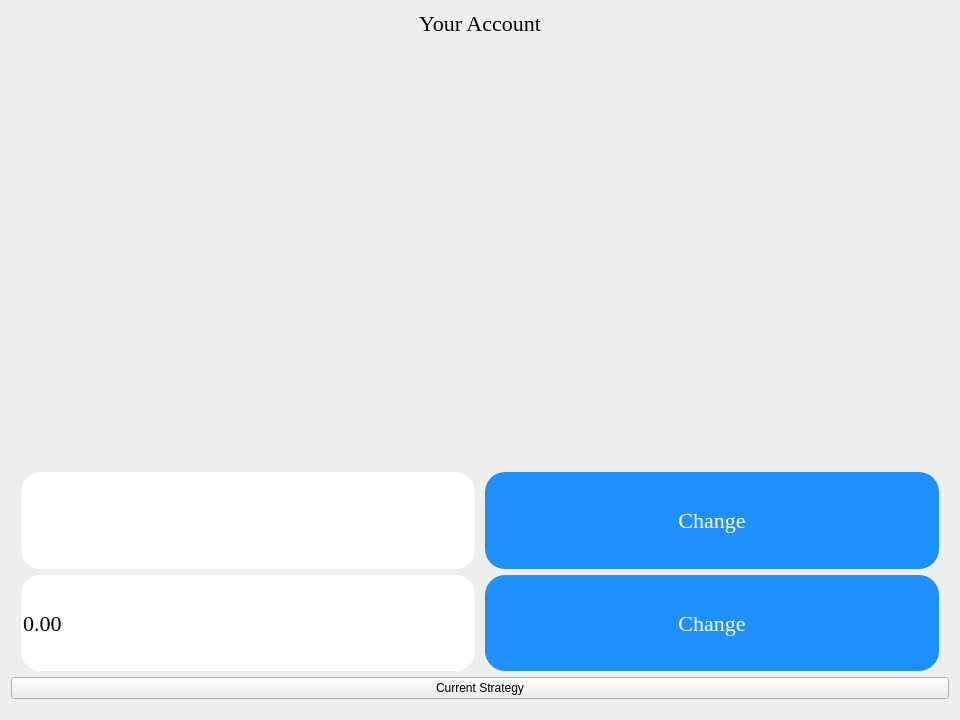
First picture: the form in MarketGame/account.ui, repository plagentile/Market_Game, before the edit.
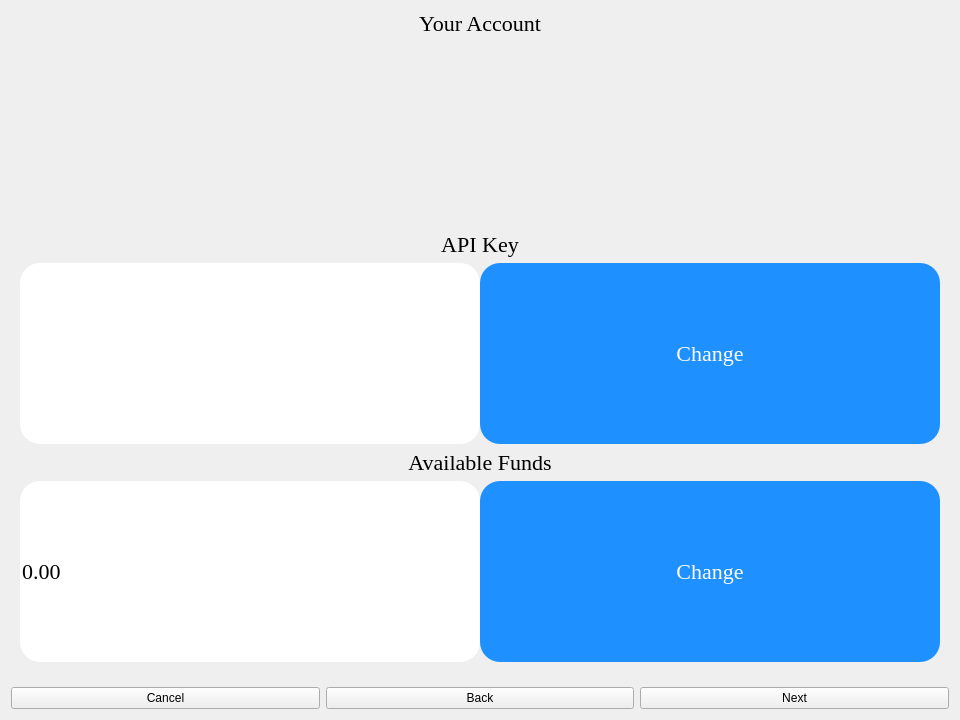
Second picture: the form after the edit.

Commit message: updated account ui to add in the option to tab to different accoutn info

```diff
--- a/MarketGame/account.ui
+++ b/MarketGame/account.ui
@@ -30,6 +30,12 @@
 #changeAvailableFundsButton:hover, #changeAPIKeyButton:hover
 {
 	font-weight:600;
+}
+
+#availableFundsBanner, #APIKeyBanner
+{
+	font-size: 22px;
+	font-family: Georgia;
 }</string>
   </property>
   <layout class="QVBoxLayout" name="verticalLayout">
@@ -50,7 +56,14 @@
     </widget>
    </item>
    <item>
-    <spacer name="bannerTopVerticalSpacer">
+    <widget class="QStackedWidget" name="accountOverviewStackedWidget">
+     <property name="currentIndex">
+      <number>0</number>
+     </property>
+     <widget class="QWidget" name="accountOverviewPage_1">
+      <layout class="QVBoxLayout" name="verticalLayout_2">
+       <item>
+        <spacer name="verticalSpacer">
      <property name="orientation">
       <enum>Qt::Vertical</enum>
      </property>
@@ -60,47 +73,27 @@
      <property name="sizeHint" stdset="0">
       <size>
        <width>20</width>
-       <height>40</height>
+           <height>160</height>
       </size>
      </property>
     </spacer>
    </item>
    <item>
-    <layout class="QVBoxLayout" name="overViewVerticalLayout">
-     <property name="bottomMargin">
-      <number>10</number>
-     </property>
-     <item>
-      <spacer name="overViewVerticalSpacer">
-       <property name="orientation">
-        <enum>Qt::Vertical</enum>
-       </property>
-       <property name="sizeType">
-        <enum>QSizePolicy::MinimumExpanding</enum>
-       </property>
-       <property name="sizeHint" stdset="0">
-        <size>
-         <width>20</width>
-         <height>40</height>
-        </size>
-       </property>
-      </spacer>
+        <widget class="QLabel" name="APIKeyBanner">
+         <property name="text">
+          <string>API Key</string>
+         </property>
+         <property name="alignment">
+          <set>Qt::AlignCenter</set>
+         </property>
+        </widget>
      </item>
      <item>
       <layout class="QHBoxLayout" name="APIKeyHorizontalLayout">
        <property name="spacing">
-        <number>10</number>
-       </property>
-       <property name="leftMargin">
-        <number>10</number>
-       </property>
-       <property name="topMargin">
         <number>0</number>
        </property>
-       <property name="rightMargin">
-        <number>10</number>
-       </property>
-       <property name="bottomMargin">
+         <property name="topMargin">
         <number>0</number>
        </property>
        <item>
@@ -131,16 +124,26 @@
        </item>
       </layout>
      </item>
+       <item>
+        <widget class="QLabel" name="availableFundsBanner">
+         <property name="text">
+          <string>Available Funds</string>
+         </property>
+         <property name="alignment">
+          <set>Qt::AlignCenter</set>
+         </property>
+        </widget>
+       </item>
      <item>
       <layout class="QHBoxLayout" name="balanceHorizontalLayout">
        <property name="spacing">
-        <number>10</number>
+          <number>0</number>
        </property>
        <property name="leftMargin">
-        <number>10</number>
+          <number>0</number>
        </property>
        <property name="rightMargin">
-        <number>10</number>
+          <number>0</number>
        </property>
        <item>
         <widget class="QDoubleSpinBox" name="availableFundsSpinBox">
@@ -176,16 +179,50 @@
        </item>
       </layout>
      </item>
-     <item>
-      <layout class="QHBoxLayout" name="tradingMethodHorizontalLayout">
-       <item>
-        <widget class="QPushButton" name="pushButton">
-         <property name="text">
-          <string>Current Strategy</string>
-         </property>
-        </widget>
-       </item>
       </layout>
+     </widget>
+     <widget class="QWidget" name="accountOverviewPage_2">
+      <widget class="QLabel" name="label_2">
+       <property name="geometry">
+        <rect>
+         <x>270</x>
+         <y>100</y>
+         <width>55</width>
+         <height>16</height>
+        </rect>
+       </property>
+       <property name="text">
+        <string>Page 2</string>
+       </property>
+      </widget>
+     </widget>
+    </widget>
+   </item>
+   <item>
+    <layout class="QHBoxLayout" name="nextAndBackhorizontalLayout">
+     <property name="topMargin">
+      <number>10</number>
+     </property>
+     <item>
+      <widget class="QPushButton" name="cancelButton">
+       <property name="text">
+        <string>Cancel</string>
+       </property>
+      </widget>
+     </item>
+     <item>
+      <widget class="QPushButton" name="backButton">
+       <property name="text">
+        <string>Back</string>
+       </property>
+      </widget>
+     </item>
+     <item>
+      <widget class="QPushButton" name="nextButton">
+       <property name="text">
+        <string>Next</string>
+       </property>
+      </widget>
      </item>
     </layout>
    </item>
```
Lines whose indentation alone changed are shown as unchanged. The commit also changes 2 other files.
